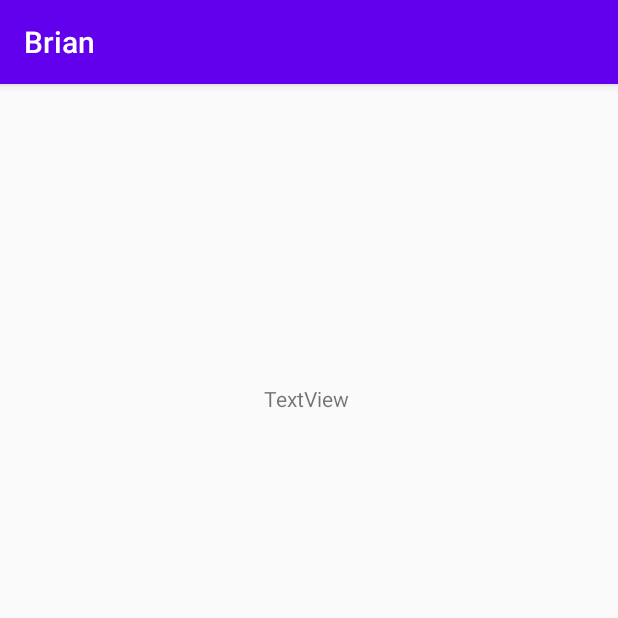
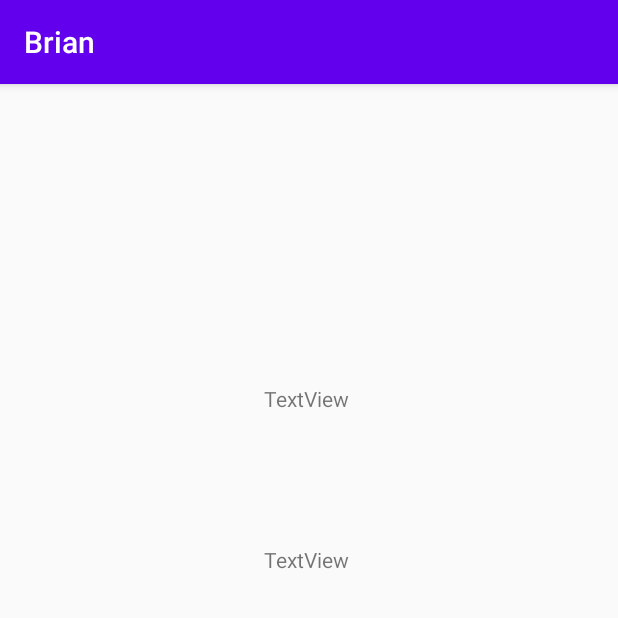
Before and after one commit to gianValentin/Brian, an Android app: the screen it shows after launch (MainActivity), on a phone screen of 412 x 824 dp, the top half of it. Run offline under Robolectric (Android 15) with nearby library versions, the phone set to English and light mode, and no system bars.

Commit message:
implemet-textview2

```diff
--- a/app/src/main/res/layout/activity_main.xml
+++ b/app/src/main/res/layout/activity_main.xml
@@ -16,4 +16,15 @@
         android:text="@string/textview"
         app:layout_constraintStart_toStartOf="parent"
         app:layout_constraintTop_toTopOf="parent" />
+
+    <TextView
+        android:id="@+id/textView2"
+        android:layout_width="wrap_content"
+        android:layout_height="wrap_content"
+        android:layout_marginStart="176dp"
+        android:layout_marginLeft="176dp"
+        android:layout_marginTop="88dp"
+        android:text="@string/textview2"
+        app:layout_constraintStart_toStartOf="parent"
+        app:layout_constraintTop_toBottomOf="@+id/textView" />
 </androidx.constraintlayout.widget.ConstraintLayout>
--- a/app/src/main/res/values/strings.xml
+++ b/app/src/main/res/values/strings.xml
@@ -1,4 +1,5 @@
 <resources>
     <string name="app_name">Brian</string>
     <string name="textview">TextView</string>
+    <string name="textview2">TextView</string>
 </resources>
```
